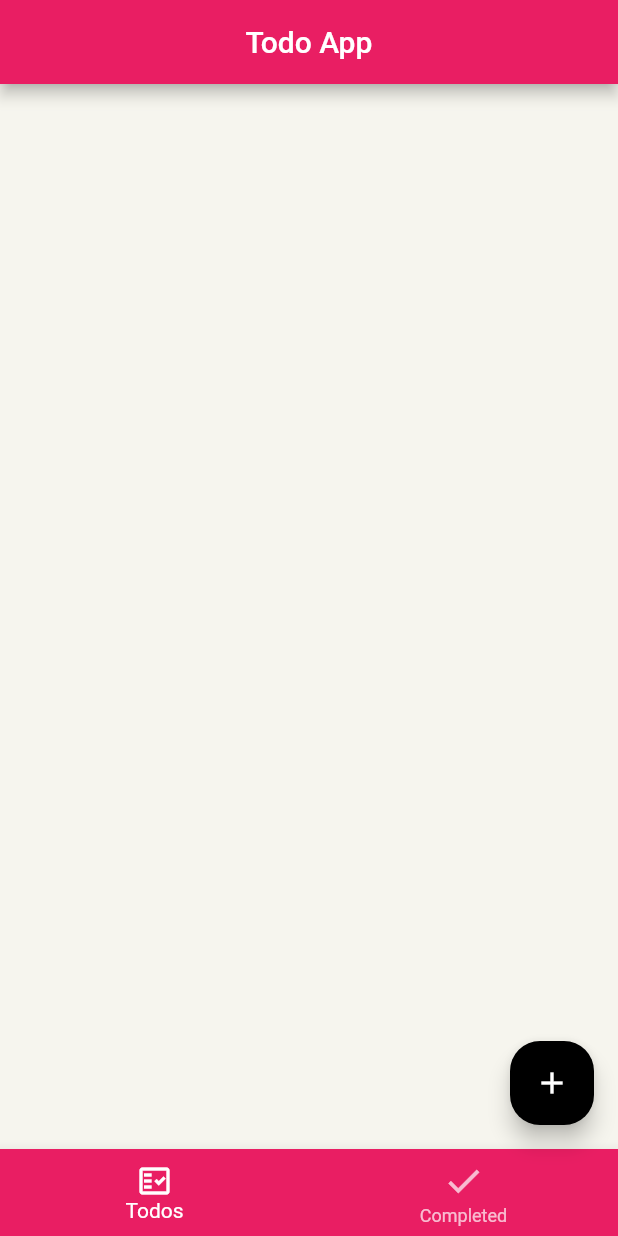
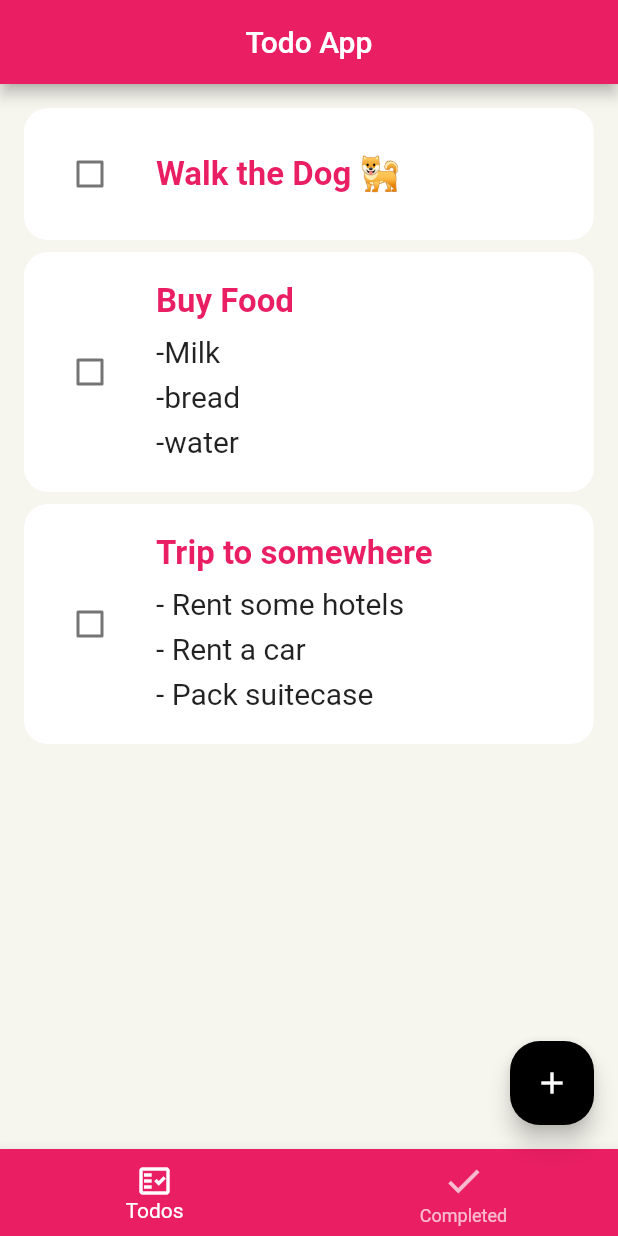
Before and after one commit to spyingcoder/todo_app_provider_flutter, a Flutter app: the screen it shows after launch, on a phone screen of 412 x 824 dp. Run offline on Flutter 3.47's test engine with Material 2 defaults, Android fonts, the phone set to English and light mode, and no system bars; drawn by our look-alikes of flutter_slidable; missing offline and left inert: dart:ffi.

Commit message:
Add: UI of the application, Provider package

```diff
--- a/lib/main.dart
+++ b/lib/main.dart
@@ -1,5 +1,7 @@
 import 'package:flutter/material.dart';
+import 'package:provider/provider.dart';
 import 'package:todo_app_provider/page/home_page.dart';
+import 'package:todo_app_provider/provider/todos.dart';
 
 void main() => runApp(const MyApp());
 
@@ -9,12 +11,15 @@ class MyApp extends StatelessWidget {
   static const String title = 'Todo App';
 
   @override
-  Widget build(BuildContext context) => MaterialApp(
+  Widget build(BuildContext context) => ChangeNotifierProvider(
+    create: (context) => TodosProvider(),
+    child: MaterialApp(
           debugShowCheckedModeBanner: false,
           title: title,
           theme: ThemeData(
               primarySwatch: Colors.pink,
               scaffoldBackgroundColor: const Color(0xFFf6f5ee)),
           home:  HomePage(),
+        ),
   );
 }
--- /dev/null
+++ b/lib/model/todo.dart
@@ -0,0 +1,20 @@
+class TodoField {
+  static const createdTime = 'createdTime';
+}
+
+class Todo {
+  DateTime createdTime;
+  String title;
+  String? id;
+  String? description;
+  bool isDone;
+
+  Todo(
+   {
+    required this.createdTime,
+    required this.title,
+    this.description = '',
+    this.id,
+    this.isDone = false,
+    });
+}
--- a/lib/page/home_page.dart
+++ b/lib/page/home_page.dart
@@ -1,6 +1,7 @@
 import 'package:flutter/material.dart';
 import 'package:todo_app_provider/main.dart';
 import 'package:todo_app_provider/widget/add_todo_dialog_widget.dart';
+import 'package:todo_app_provider/widget/todo_list_widget.dart';
 
 class HomePage extends StatefulWidget {
   @override
@@ -13,7 +14,7 @@ class _HomePageState extends State<HomePage> {
   @override
   Widget build(BuildContext context) {
     final tabs = [
-      Container(),
+      TodoListWidget(),
       Container(),
     ];
 
--- /dev/null
+++ b/lib/provider/todos.dart
@@ -0,0 +1,28 @@
+import 'package:flutter/material.dart';
+import 'package:todo_app_provider/model/todo.dart';
+
+class TodosProvider extends ChangeNotifier {
+  final List<Todo> _todos = [
+    Todo(
+      createdTime: DateTime.now(),
+      title: 'Walk the Dog 🐕',
+    ),
+    Todo(
+      createdTime: DateTime.now(),
+      title: 'Buy Food',
+      description: '''
+-Milk
+-bread
+-water''',
+    ),
+    Todo(
+        createdTime: DateTime.now(),
+        title: 'Trip to somewhere',
+        description: '''
+- Rent some hotels
+- Rent a car
+- Pack suitecase'''),
+  ];
+
+  List<Todo> get todos => _todos.where((todo) => todo.isDone == false).toList();
+}
--- /dev/null
+++ b/lib/widget/todo_list_widget.dart
@@ -0,0 +1,35 @@
+import 'package:flutter/material.dart';
+import 'package:provider/provider.dart';
+import 'package:todo_app_provider/model/todo.dart';
+import 'package:todo_app_provider/provider/todos.dart';
+import 'package:todo_app_provider/widget/todo_widget.dart';
+
+class TodoListWidget extends StatelessWidget {
+  const TodoListWidget({Key? key}) : super(key: key);
+
+  @override
+  Widget build(BuildContext context) {
+    final provider = Provider.of<TodosProvider>(context);
+    final todos = provider.todos;
+
+    return todos.isEmpty
+        ? const Center(
+            child: Text(
+              'No todos.',
+              style: TextStyle(fontSize: 20),
+            ),
+          )
+        : ListView.separated(
+            padding: const EdgeInsets.all(16),
+            physics: const BouncingScrollPhysics(),
+            itemCount: todos.length,
+            itemBuilder: (context, index) {
+              final todo = todos[index];
+              return TodoWidget(todo: todo);
+            },
+            separatorBuilder: (context, index) => Container(
+              height: 8,
+            ),
+          );
+  }
+}
--- /dev/null
+++ b/lib/widget/todo_widget.dart
@@ -0,0 +1,86 @@
+import 'package:flutter/material.dart';
+import 'package:flutter_slidable/flutter_slidable.dart';
+import 'package:todo_app_provider/model/todo.dart';
+
+class TodoWidget extends StatelessWidget {
+  final Todo todo;
+
+  const TodoWidget({Key? key, required this.todo}) : super(key: key);
+
+  @override
+  Widget build(BuildContext context) => ClipRRect(
+        borderRadius: BorderRadius.circular(16),
+        child: Slidable(
+          key: Key(todo.id.toString()),
+          startActionPane: ActionPane(
+            motion: const ScrollMotion(),
+            children: [
+              SlidableAction(
+                onPressed: (BuildContext context) {},
+                backgroundColor: Colors.green,
+                foregroundColor: Colors.white,
+                icon: Icons.edit,
+                label: 'Edit',
+              ),
+            ],
+          ),
+          endActionPane: ActionPane(
+            motion: const ScrollMotion(),
+            children: [
+              SlidableAction(
+                onPressed: (BuildContext context) {},
+                backgroundColor: Colors.red,
+                foregroundColor: Colors.white,
+                icon: Icons.delete,
+                label: 'Delete',
+              ),
+            ],
+          ),
+          child: buildTodo(context),
+        ),
+      );
+
+  Widget buildTodo(BuildContext context) => Container(
+        color: Colors.white,
+        padding: const EdgeInsets.all(20),
+        child: Row(
+          children: [
+            Checkbox(
+              activeColor: Theme.of(context).primaryColor,
+              checkColor: Colors.white,
+              value: todo.isDone,
+              onChanged: (_) {},
+            ),
+            const SizedBox(
+              width: 20,
+            ),
+            Expanded(
+              child: Column(
+                crossAxisAlignment: CrossAxisAlignment.start,
+                children: [
+                  Text(
+                    todo.title,
+                    style: TextStyle(
+                      fontWeight: FontWeight.bold,
+                      color: Theme.of(context).primaryColor,
+                      fontSize: 22,
+                    ),
+                  ),
+                  if (todo.description!.isNotEmpty)
+                    Container(
+                      margin: const EdgeInsets.only(top: 4),
+                      child: Text(
+                        todo.description.toString(),
+                        style: const TextStyle(
+                          fontSize: 20,
+                          height: 1.5,
+                        ),
+                      ),
+                    ),
+                ],
+              ),
+            ),
+          ],
+        ),
+      );
+}
```
Also changed, not shown: pubspec.yaml (+3 -49 lines), pubspec.lock. Lines whose indentation alone changed are shown as unchanged.
